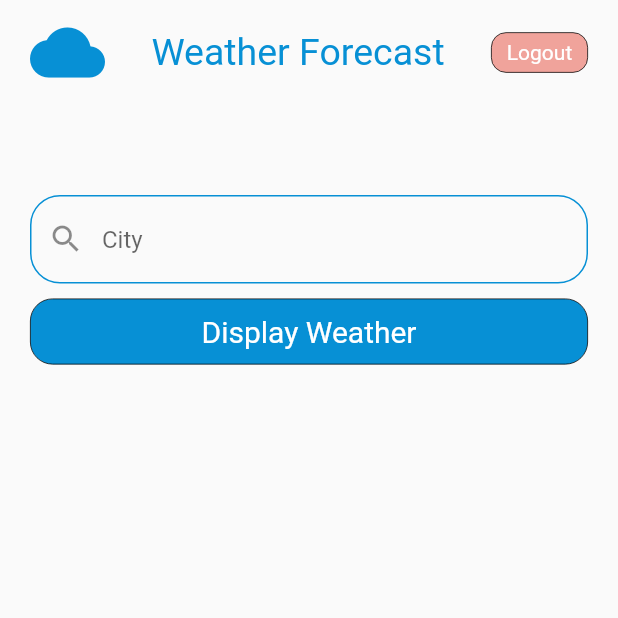
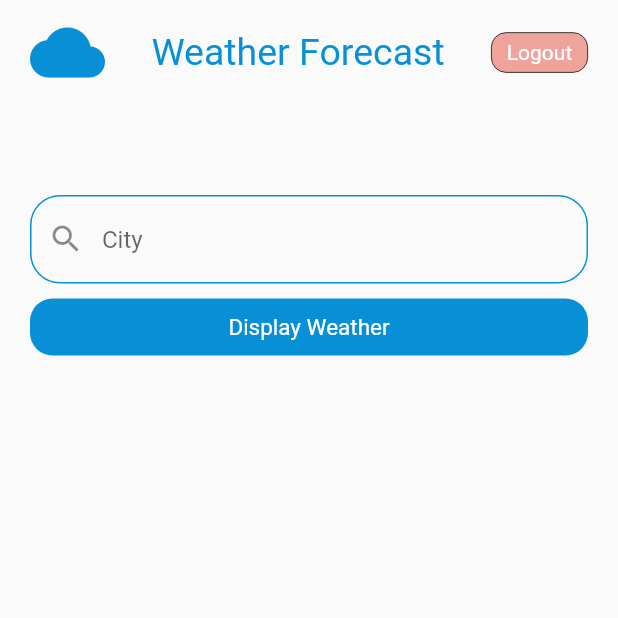
Before and after one commit to avenidz/flutter_weather_forecast, a Flutter app: the HomePage screen opened directly, on a phone screen of 412 x 824 dp, the top half of it. Run offline on Flutter 3.47's test engine with Material 2 defaults, Android fonts, the phone set to English and light mode, and no system bars; our stand-ins replace easy_localization, get, stacked, stacked_core, stacked_services.

Commit message:
implement reusable button

```diff
--- a/lib/app/app.dart
+++ b/lib/app/app.dart
@@ -1,11 +1,12 @@
-import 'package:flutter_weather_forecast/ui/login_view/login_view.dart';
+import 'package:flutter_weather_forecast/ui/views/login_view/login_view.dart';
+import 'package:stacked/stacked.dart';
 import 'package:stacked/stacked_annotations.dart';
 import 'package:stacked_services/stacked_services.dart';
 
 import '../ui/views/home_page/home_page.dart';
 
 @StackedApp(routes: [
-  CustomRoute(page: HomePage, name: 'HomePage'),
+  CustomRoute(page: HomePage, name: 'HomePage', transitionsBuilder: TransitionsBuilders.fadeIn),
   CustomRoute(page: LoginView, name: 'LoginView', initial: true)
 ], dependencies: [
   LazySingleton(classType: NavigationService),
--- /dev/null
+++ b/lib/app/app_base_view_model.dart
@@ -0,0 +1,7 @@
+import 'package:flutter_weather_forecast/app/app.locator.dart';
+import 'package:stacked/stacked.dart';
+import 'package:stacked_services/stacked_services.dart';
+
+class AppBaseViewModel extends BaseViewModel {
+  final navigationService = locator<NavigationService>();
+}
--- a/lib/ui/views/home_page/home_page.dart
+++ b/lib/ui/views/home_page/home_page.dart
@@ -2,9 +2,11 @@ import 'package:easy_localization/easy_localization.dart';
 import 'package:flutter/material.dart';
 import 'package:flutter_weather_forecast/generated/locale_keys.g.dart';
 import 'package:flutter_weather_forecast/resources/colors.dart';
+import 'package:flutter_weather_forecast/ui/views/home_page/home_page_view_model.dart';
+import 'package:flutter_weather_forecast/ui/widgets/app_button.dart';
 import 'package:flutter_weather_forecast/ui/widgets/app_text_field.dart';
-import 'package:flutter_weather_forecast/ui/widgets/button_display_weather.dart';
 import 'package:flutter_weather_forecast/ui/widgets/log_out_button.dart';
+import 'package:stacked/stacked.dart';
 
 class HomePage extends StatefulWidget {
   const HomePage({Key? key}) : super(key: key);
@@ -16,33 +18,40 @@ class HomePage extends StatefulWidget {
 class _HomePageState extends State<HomePage> {
   @override
   Widget build(BuildContext context) {
-    return Scaffold(
-      body: SafeArea(child: homePageView()),
-    );
+    return ViewModelBuilder<HomePageViewModel>.reactive(
+        viewModelBuilder: () => HomePageViewModel(),
+        builder: (context, model, child) {
+          return Scaffold(
+            body: SafeArea(child: homePageView(model)),
+          );
+        });
   }
 
-  Widget homePageView() {
+  Widget homePageView(HomePageViewModel model) {
     return SingleChildScrollView(
       child: Column(
-        children: [homePageAppBar(), homePageBody()],
+        children: [homePageAppBar(), homePageBody(model)],
       ),
     );
   }
 
-  Widget homePageBody() {
+  Widget homePageBody(HomePageViewModel model) {
     return Container(
       margin: const EdgeInsets.fromLTRB(20, 40, 20, 20),
       child: Center(
         child: Column(
-          children: const [
-            SizedBox(
+          children: [
+            const SizedBox(
               height: 20,
             ),
-            AppTextField(),
-            SizedBox(
+            const AppTextField(),
+            const SizedBox(
               height: 10,
             ),
-            ButtonDisplayWeather()
+            AppButton(
+              onPressed: model.navigateToWeatherDetails,
+              buttonLabel: LocaleKeys.button_display_weather.tr(),
+            )
           ],
         ),
       ),
--- /dev/null
+++ b/lib/ui/views/home_page/home_page_view_model.dart
@@ -0,0 +1,7 @@
+import 'package:flutter_weather_forecast/app/app_base_view_model.dart';
+
+class HomePageViewModel extends AppBaseViewModel {
+  void navigateToWeatherDetails() {
+
+  }
+}
--- a/lib/ui/widgets/app_button.dart
+++ b/lib/ui/widgets/app_button.dart
@@ -1,12 +1,13 @@
-import 'package:easy_localization/easy_localization.dart';
 import 'package:flutter/material.dart';
-import 'package:flutter_weather_forecast/generated/locale_keys.g.dart';
 import 'package:flutter_weather_forecast/resources/colors.dart';
 
 class AppButton extends StatefulWidget {
-  const AppButton({Key? key, this.isPrimaryButton = true}) : super(key: key);
+  const AppButton({Key? key, this.isPrimaryButton = true, required this.onPressed, required this.buttonLabel})
+      : super(key: key);
 
   final bool isPrimaryButton;
+  final VoidCallback onPressed;
+  final String buttonLabel;
 
   @override
   State<AppButton> createState() => _AppButtonState();
@@ -15,16 +16,18 @@ class AppButton extends StatefulWidget {
 class _AppButtonState extends State<AppButton> {
   @override
   Widget build(BuildContext context) {
-    return Container(
+    return GestureDetector(
+      onTap: widget.onPressed,
+      child: Container(
         width: double.infinity,
         padding: const EdgeInsets.all(10),
         decoration: BoxDecoration(
             color: widget.isPrimaryButton ? ColorRes.primary : ColorRes.buttonLogout.withOpacity(.5),
             borderRadius: BorderRadius.circular(15)),
-      child: Text(
-        LocaleKeys.button_login.tr(),
+        child: Text(widget.buttonLabel,
           textAlign: TextAlign.center,
           style: const TextStyle(color: ColorRes.whiteText, fontSize: 15),
+        ),
       ),
     );
   }
```
Also changed, not shown: lib/app/app.router.dart (+7 -7 lines), lib/ui/views/login_view/login_view.dart (renamed from lib/ui/login_view/login_view.dart, +18 -7 lines), lib/ui/views/login_view/login_view_model.dart (added, +9 -0 lines). Lines whose indentation alone changed are shown as unchanged.
